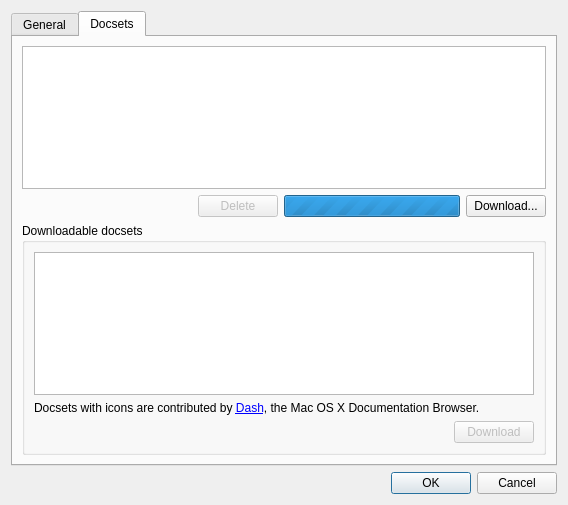
The window that zeal/zealsettingsdialog.ui (zealdocs/zeal) describes before a commit, drawn with Qt 5.
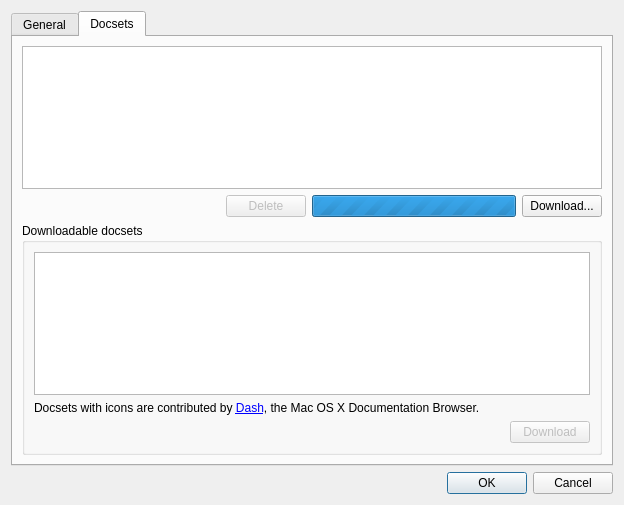
The same window after the commit. The open tabs and pages were chosen to show the change. Custom widgets are drawn as their Qt base class.

Commit message:
Allows to download concurrently multiple docsets.
Adds: stopping of downloads.
Fix: user does not need to change tabs to reset the listview.

Patch:
```diff
--- a/zeal/zealsettingsdialog.ui
+++ b/zeal/zealsettingsdialog.ui
@@ -6,7 +6,7 @@
    <rect>
     <x>0</x>
     <y>0</y>
-    <width>568</width>
+    <width>624</width>
     <height>505</height>
    </rect>
   </property>
```
Left out of the diff: 8 changed lines with no effect on the pictures. The commit also changes 2 other files.
